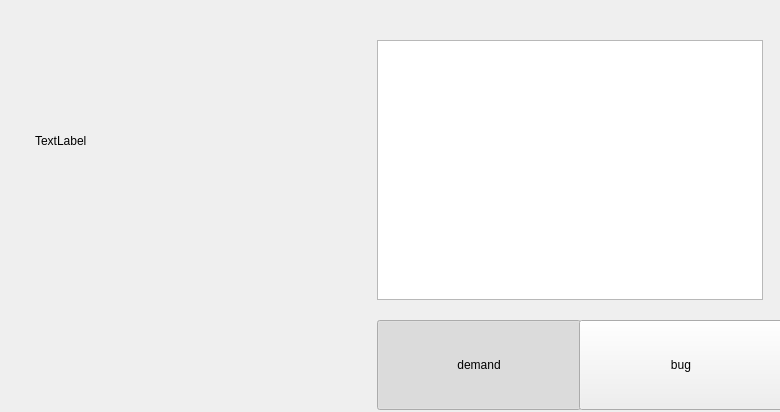
This is zentaopreview.ui in easysoft/zenshot as Qt 5 draws it before an edit. The edited form follows.
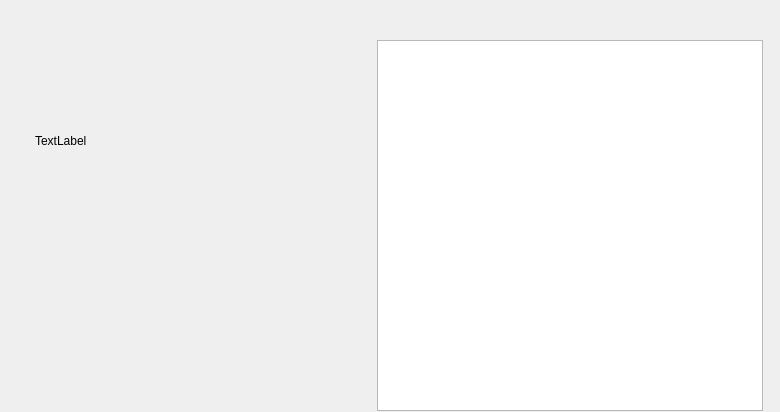
This is the edited form.

Diff of the .ui file:
```diff
--- a/zentaopreview.ui
+++ b/zentaopreview.ui
@@ -48,43 +48,11 @@
      <x>377</x>
      <y>40</y>
      <width>386</width>
-     <height>260</height>
+     <height>371</height>
     </rect>
    </property>
-  </widget>
-  <widget class="QPushButton" name="btnDemand">
-   <property name="geometry">
-    <rect>
-     <x>377</x>
-     <y>320</y>
-     <width>204</width>
-     <height>90</height>
-    </rect>
-   </property>
-   <property name="text">
-    <string>demand</string>
-   </property>
-   <property name="checkable">
-    <bool>true</bool>
-   </property>
-   <property name="checked">
-    <bool>true</bool>
-   </property>
-  </widget>
-  <widget class="QPushButton" name="btnBug">
-   <property name="geometry">
-    <rect>
-     <x>579</x>
-     <y>320</y>
-     <width>204</width>
-     <height>90</height>
-    </rect>
-   </property>
-   <property name="text">
-    <string>bug</string>
-   </property>
-   <property name="checkable">
-    <bool>true</bool>
+   <property name="viewMode">
+    <enum>QListView::ListMode</enum>
    </property>
   </widget>
  </widget>
```
